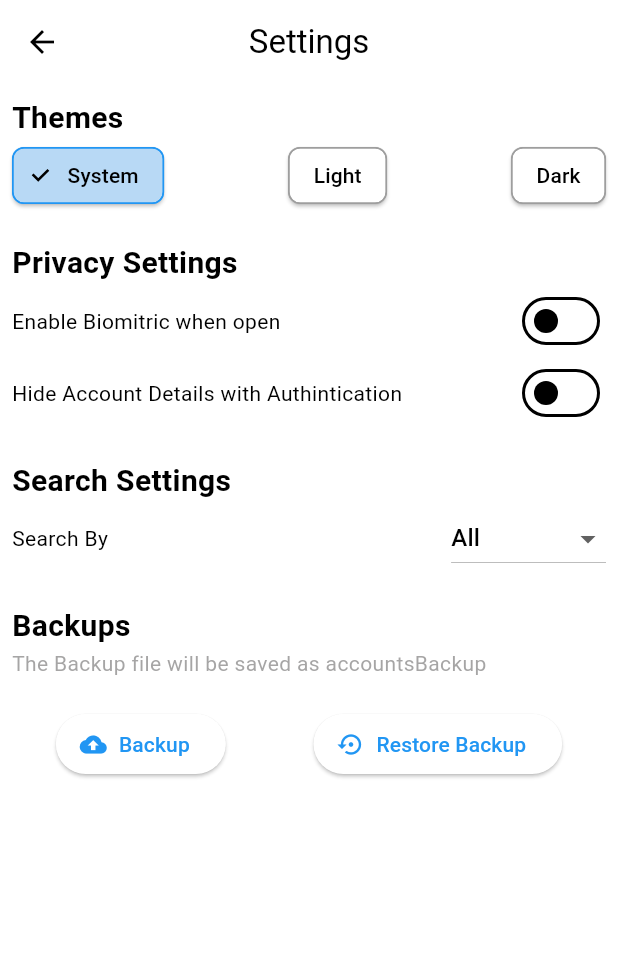
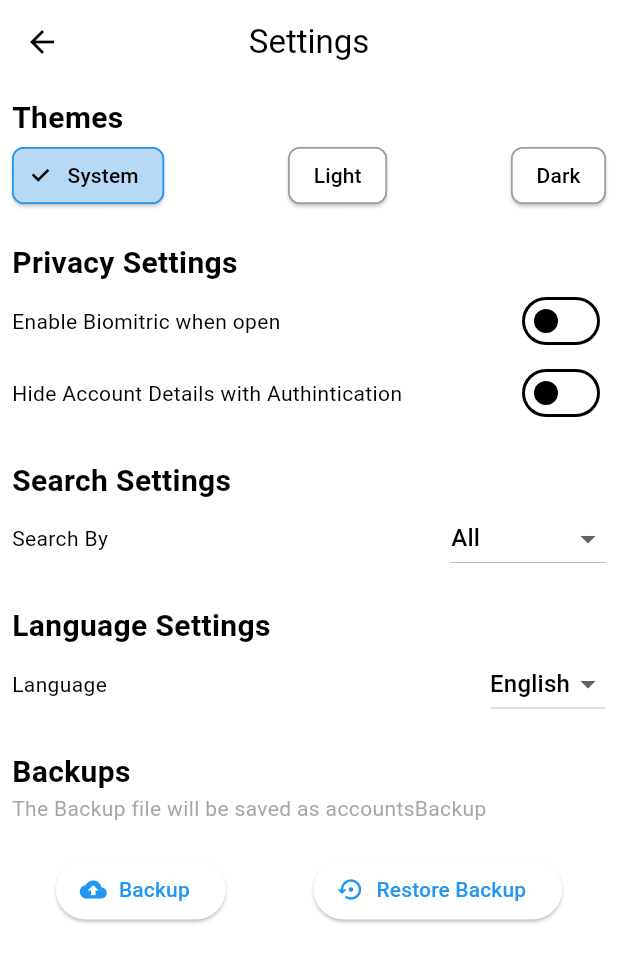
Before and after one commit to NooRMaseR/accounts-saver, a Flutter app: the screen it shows after launch, after a tap on the "settings" icon, on a phone screen of 412 x 824 dp. Shown: the top 962 px of the screen. Run offline on Flutter 3.47's test engine with Material 3 defaults, Android fonts, the light colour scheme and no system bars; our stand-ins replace easy_localization, file_picker, liquid_pull_to_refresh, local_auth, permission_handler, shared_preferences and 1 more; accounts and stored records are empty.

Commit message:
added change language option, imporvements

```diff
--- a/assets/translations/en-US.json
+++ b/assets/translations/en-US.json
@@ -47,5 +47,10 @@
   "set_phone_password": "Set A password for your phone first",
   "search_settings": "Search Settings",
   "error": "Somthing went Wrong, please try again.",
-  "loading": "Loading.."
+  "loading": "Loading..",
+  "fill_missing_fileds": "Please fill up the missing fileds",
+  "language_settings": "Language Settings",
+  "language": "Language",
+  "en": "English",
+  "ar": "Arabic"
 }
--- a/lib/main.dart
+++ b/lib/main.dart
@@ -10,9 +10,13 @@ import 'package:flutter/material.dart';
 // Themes
 final ThemeData lightTheme = ThemeData(
   colorScheme: const ColorScheme.light(
-      primary: Colors.blue, secondary: Colors.white, tertiary: Colors.black),
+    primary: Colors.blue,
+    secondary: Colors.white,
+    tertiary: Colors.black
+  ),
   useMaterial3: true,
 );
+
 final ThemeData darkTheme = ThemeData(
   colorScheme: const ColorScheme.dark(
     primary: Colors.blue,
@@ -26,13 +30,15 @@ void main() async {
   WidgetsFlutterBinding.ensureInitialized();
   await EasyLocalization.ensureInitialized();
   runApp(EasyLocalization(
-      supportedLocales: const [
+      supportedLocales: const <Locale>[
         Locale("en", "US"),
         Locale("ar", "EG"),
       ],
       path: "assets/translations",
       fallbackLocale: const Locale("en", "US"),
-      child: const MyApp()));
+      child: const MyApp()
+    )
+  );
 }
 
 class MyApp extends StatefulWidget {
@@ -70,14 +76,12 @@ class _MyAppState extends State<MyApp> {
 
       case ThemeMode.system:
         Brightness brightness = MediaQuery.of(context).platformBrightness;
-        SystemChrome.setSystemUIOverlayStyle(
-          SystemUiOverlayStyle(
-            statusBarColor: Colors.transparent,
-            systemNavigationBarColor: brightness == Brightness.light
+        SystemChrome.setSystemUIOverlayStyle(SystemUiOverlayStyle(
+          statusBarColor: Colors.transparent,
+          systemNavigationBarColor: brightness == Brightness.light
               ? Colors.transparent
               : Colors.black.withOpacity(.91),
-          )
-        );
+        ));
       default:
     }
   }
@@ -118,9 +122,7 @@ class _MyAppState extends State<MyApp> {
       darkTheme: darkTheme,
       themeMode: thememode,
       home: canAuth && bio == true
-          ? AuthPage(
-              onThemModeChange: _changeTheme,
-            )
+          ? AuthPage(onThemModeChange: _changeTheme)
           : AccountsPage(onThemModeChange: _changeTheme),
     );
   }
--- a/lib/pages/settings_page.dart
+++ b/lib/pages/settings_page.dart
@@ -36,6 +36,7 @@ class _SettingsPageState extends State<SettingsPage> {
   bool _hideDetails = false;
   late SharedPreferences _data;
   ThemeMode _mode = ThemeMode.system;
+  Locale? _local;
   String? _searchByDropDown = SharedPrefsKeys.all.value;
 
   Future<bool> checkStoragePermission() async {
@@ -65,14 +66,20 @@ class _SettingsPageState extends State<SettingsPage> {
     final String? theme = _data.getString(SharedPrefsKeys.theme.value);
     final String? searchBy = _data.getString(SharedPrefsKeys.searchBy.value);
     final bool? bio = _data.getBool(SharedPrefsKeys.biometric.value);
+    final List<String> storageLocale =
+        (_data.getString("locale") ?? "en_US").split("_");
+
     final bool? hideDetails =
         _data.getBool(SharedPrefsKeys.hideAccountDetails.value);
     setState(() {
-      if (theme == "light") {
+      switch (theme) {
+        case "light":
           _mode = ThemeMode.light;
-      } else if (theme == "dark") {
+
+        case "dark":
           _mode = ThemeMode.dark;
-      } else {
+
+        default:
           _mode = ThemeMode.system;
       }
 
@@ -87,6 +94,7 @@ class _SettingsPageState extends State<SettingsPage> {
       if (hideDetails == true) {
         _hideDetails = true;
       }
+      _local = Locale(storageLocale[0], storageLocale[1]);
     });
   }
 
@@ -136,7 +144,6 @@ class _SettingsPageState extends State<SettingsPage> {
           dialogTitle: "Pick A place to save the backup file",
           lockParentWindow: true);
 
-      if (path != null) {
       final File filePath = File("$path/accountsBackup.json");
       List<Map> newAccounts = [];
       for (Account account in widget.accounts) {
@@ -148,7 +155,6 @@ class _SettingsPageState extends State<SettingsPage> {
         content: Text("backup_successfully".tr()),
         showCloseIcon: true,
       ));
-      }
     } else {
       showDialog(
           context: context,
@@ -405,6 +411,24 @@ class _SettingsPageState extends State<SettingsPage> {
                 ],
               ),
 
+              // Search Settings
+              const SizedBox(height: 20),
+              Text("language_settings".tr(), style: titleStyle), // add trans
+              Row(
+                mainAxisAlignment: MainAxisAlignment.spaceBetween,
+                children: [
+                  Text("language".tr()),
+                  DropdownButton(
+                    value: context.locale,
+                    items: languages(),
+                    onChanged: (Locale? value) {
+                      context.setLocale(value!);
+                      _data.setString("locale", value.toString());
+                    },
+                  )
+                ],
+              ),
+
               // backups
               const SizedBox(height: 20),
               Text(
@@ -439,4 +463,15 @@ class _SettingsPageState extends State<SettingsPage> {
       ),
     );
   }
+
+  List<DropdownMenuItem<Locale>> languages() {
+    List<DropdownMenuItem<Locale>> drops = [];
+    for (Locale i in context.supportedLocales) {
+      drops.add(
+        DropdownMenuItem<Locale>(
+            value: i, child: Text(i.languageCode.tr())),
+      );
     }
+    return drops;
+  }
+}
--- a/lib/utils/sql.dart
+++ b/lib/utils/sql.dart
@@ -17,7 +17,7 @@ class Sql {
       final String defualtDatabasePath = await getDatabasesPath();
       databasePath = join(defualtDatabasePath, "data.db");
     } catch (e) {
-      databasePath = "./";
+      databasePath = join("./", "data.db");
     }
     final Database database = await openDatabase(
       databasePath,
```
Also changed, not shown: assets/translations/ar-EG.json (+12 -6 lines), lib/pages/accounts_page.dart (+9 -5 lines), 1 other file. Lines whose indentation alone changed are shown as unchanged.
